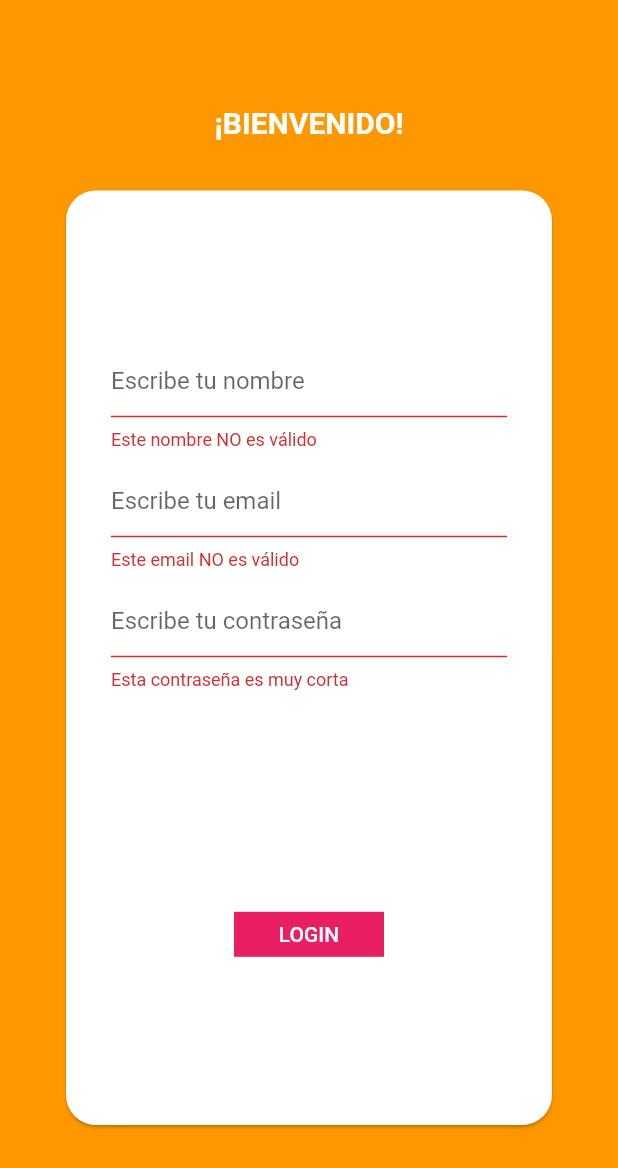
After one commit to CursoFlutterVictor/films_app, a Flutter app: the LoginPage screen opened by its route, after a tap on "LOGIN", on a phone screen of 412 x 824 dp. The commit adds this screen. Shown: the top 1168 px of the screen. Run offline on Flutter 3.47's test engine with Material 2 defaults, Android fonts, the phone set to English and light mode, and no system bars; our stand-ins replace get; network calls fail.

Commit message:
Pagina detallex, pagina login, form, validator etc

```diff
--- /dev/null
+++ b/lib/controllers/auth_controller.dart
@@ -0,0 +1,8 @@
+import 'package:flutter/material.dart';
+
+class AuthController {
+  TextEditingController nameController = TextEditingController();
+  TextEditingController emailController = TextEditingController();
+  TextEditingController passwordController = TextEditingController();
+  TextEditingController repeatiPasswordController = TextEditingController();
+}
--- a/lib/pages/home_page.dart
+++ b/lib/pages/home_page.dart
@@ -1,7 +1,7 @@
 import 'package:films_app/controllers/movie_list_controller.dart';
 import 'package:flutter/material.dart';
-import 'package:films_app/pages/sections/home_upper_search_widget.dart';
-import 'package:films_app/pages/sections/home_bottom_widget.dart';
+import 'package:films_app/pages/home_sections/home_upper_widget.dart';
+import 'package:films_app/pages/home_sections/home_bottom_widget.dart';
 import 'package:get/get.dart';
 
 class HomePage extends StatelessWidget {
@@ -15,7 +15,7 @@ class HomePage extends StatelessWidget {
       body: Column(children: const [
         Flexible(
             flex: 1,
-            child: HomeUpperSearchWidget(
+            child: HomeUpperWidget(
               textMessage: "Hello, what do you want to watch ?",
             )),
         Flexible(
--- a/lib/pages/sections/home_bottom_widget.dart
+++ b/lib/pages/home_sections/home_bottom_widget.dart
@@ -27,7 +27,7 @@ class HomeBottomWidget extends StatelessWidget {
             children: const [
               MovieListWidget(type: MovieListType.mostPopulars),
               MovieListWidget(type: MovieListType.topRated),
-              MovieListWidget(type: MovieListType.mostPopulars),
+              MovieListWidget(type: MovieListType.upcoming),
             ],
           ),
         ),
--- a/lib/pages/sections/home_upper_search_widget.dart
+++ b/lib/pages/home_sections/home_upper_widget.dart
@@ -1,8 +1,8 @@
 import 'package:flutter/material.dart';
 
-class HomeUpperSearchWidget extends StatelessWidget {
+class HomeUpperWidget extends StatelessWidget {
   final String textMessage;
-  const HomeUpperSearchWidget({Key? key, required this.textMessage})
+  const HomeUpperWidget({Key? key, required this.textMessage})
       : super(key: key);
 
   @override
--- /dev/null
+++ b/lib/pages/login_page.dart
@@ -0,0 +1,42 @@
+import 'package:films_app/widgets/login_form_widget.dart';
+import 'package:flutter/material.dart';
+
+class LoginPage extends StatelessWidget {
+  const LoginPage({Key? key}) : super(key: key);
+
+  @override
+  Widget build(BuildContext context) {
+    return Scaffold(
+      backgroundColor: Colors.orange,
+      body: Container(
+        margin: const EdgeInsets.symmetric(horizontal: 40, vertical: 40),
+        height: double.infinity,
+        width: double.infinity,
+        child: Column(
+          children: [
+            const SizedBox(
+              height: 30,
+            ),
+            const Text(
+              "¡BIENVENIDO!",
+              style: TextStyle(
+                color: Colors.white,
+                fontWeight: FontWeight.bold,
+                fontSize: 20,
+              ),
+            ),
+            const SizedBox(
+              height: 30,
+            ),
+            Expanded(
+              child: CardLoginForm(),
+            ),
+            const SizedBox(
+              height: 30,
+            ),
+          ],
+        ),
+      ),
+    );
+  }
+}
--- a/lib/routes/app_pages.dart
+++ b/lib/routes/app_pages.dart
@@ -1,6 +1,7 @@
 import 'package:films_app/bindings/movie_list_binding.dart';
 import 'package:films_app/pages/detail_page.dart';
 import 'package:films_app/pages/home_page.dart';
+import 'package:films_app/pages/login_page.dart';
 import 'package:get/get.dart';
 import 'app_routes.dart';
 
@@ -16,6 +17,14 @@ class AppPages {
       page: () => const DetailPage(),
       binding: MovieListBinding(),
     ),
+    GetPage(
+      name: AppRoutes.LOGIN,
+      page: () => const LoginPage(),
+    ),
+    // GetPage(
+    //   name: Routes.REGISTER,
+    //   page: () => const RegisterPage(),
+    // )
     //GetPage(name: AppRoutes.SEARCH, page: () => const SearchPage())
   ];
 }
--- a/lib/routes/app_routes.dart
+++ b/lib/routes/app_routes.dart
@@ -1,11 +1,13 @@
 // ignore_for_file: constant_identifier_names
 
 class AppPaths {
-  static const HOME = "/";
+  static const HOME = "/HOME";
   static const DETAIL = "/DETAIL";
+  static const LOGIN = "/LOGIN";
 }
 
 class AppRoutes {
   static const HOME = AppPaths.HOME;
   static const DETAIL = AppPaths.DETAIL;
+  static const LOGIN = AppPaths.LOGIN;
 }
--- a/lib/utils/type_list_emum.dart
+++ b/lib/utils/type_list_emum.dart
@@ -1,4 +1,5 @@
 enum MovieListType {
   mostPopulars,
   topRated,
+  upcoming,
 }
--- /dev/null
+++ b/lib/utils/validators_utils.dart
@@ -0,0 +1,21 @@
+import 'package:get/get_utils/get_utils.dart';
+
+class FormValidator {
+  String? isValidName(String? text) {
+    if (text == null || text.isEmpty || text.length < 3) {
+      return "Este nombre NO es válido";
+    }
+    return null;
+  }
+
+  String? isValidEmail(String? text) {
+    return (text ?? "").isEmail ? null : "Este email NO es válido";
+  }
+
+  String? isValidPass(String? text) {
+    if (text == null || text.length < 6) {
+      return "Esta contraseña es muy corta";
+    }
+    return null;
+  }
+}
--- /dev/null
+++ b/lib/widgets/login_form_widget.dart
@@ -0,0 +1,100 @@
+import 'package:films_app/controllers/auth_controller.dart';
+import 'package:films_app/utils/validators_utils.dart';
+import 'package:flutter/material.dart';
+import 'package:get/get.dart';
+
+class CardLoginForm extends StatelessWidget {
+  CardLoginForm({super.key});
+
+  final _formKey = GlobalKey<FormState>();
+
+  @override
+  Widget build(BuildContext context) {
+    AuthController authController = AuthController();
+    FormValidator formValidator = FormValidator();
+    return Form(
+      key: _formKey,
+      child: Card(
+        shape: RoundedRectangleBorder(
+          borderRadius: BorderRadius.circular(20),
+        ),
+        color: Colors.white,
+        child: Container(
+          padding: const EdgeInsets.symmetric(horizontal: 30),
+          width: double.infinity,
+          height: double.infinity,
+          child: Column(
+            mainAxisAlignment: MainAxisAlignment.center,
+            children: [
+              //POSIBLE ERROR
+              //Es necesario utilizar los widget de Flutter como hijos del Form
+              //Form => TextFormField , TextFormField ... etc => Validate
+              //para hacer las validaciones => TextFormField
+              Flexible(
+                child: TextFormField(
+                  obscureText: false,
+                  controller: authController.nameController,
+                  validator: formValidator.isValidName,
+                  decoration:
+                      const InputDecoration(hintText: "Escribe tu nombre"),
+                ),
+              ),
+              const SizedBox(
+                height: 10,
+              ),
+              Flexible(
+                child: TextFormField(
+                  obscureText: false,
+                  controller: authController.emailController,
+                  validator: formValidator.isValidEmail,
+                  decoration:
+                      const InputDecoration(hintText: "Escribe tu email"),
+                ),
+              ),
+              const SizedBox(
+                height: 10,
+              ),
+              Flexible(
+                child: TextFormField(
+                  obscureText: true,
+                  controller: authController.passwordController,
+                  validator: formValidator.isValidPass,
+                  decoration:
+                      const InputDecoration(hintText: "Escribe tu contraseña"),
+                ),
+              ),
+              const Expanded(
+                child: SizedBox(
+                  height: 20,
+                ),
+              ),
+              TextButton(
+                onPressed: () {
+                  if (_formKey.currentState!.validate()) {
+                    Get.offNamed("/HOME");
+                    //print("Este formulario es verdadero");
+                  } else {
+                    //print("vuelve a intentarlo");
+                  }
+                },
+                child: Container(
+                  height: 30,
+                  width: 100,
+                  color: Colors.pink,
+                  child: const Center(
+                    child: Text(
+                      "LOGIN",
+                      style: TextStyle(
+                        color: Colors.white,
+                      ),
+                    ),
+                  ),
+                ),
+              ),
+            ],
+          ),
+        ),
+      ),
+    );
+  }
+}
```
Also changed, not shown: lib/controllers/movie_list_controller.dart (+10 -0 lines), lib/main.dart (+5 -2 lines), lib/pages/detail_page.dart (+79 -10 lines), lib/services/movies_service.dart (+36 -0 lines), lib/widgets/movie_list_widget.dart (+9 -2 lines).
